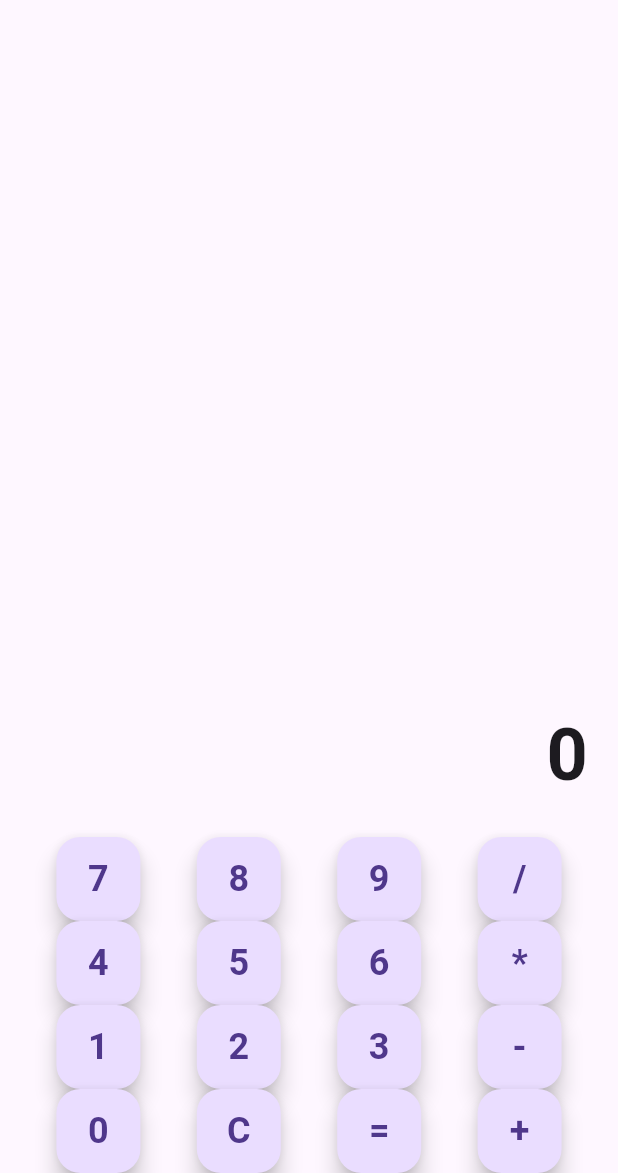
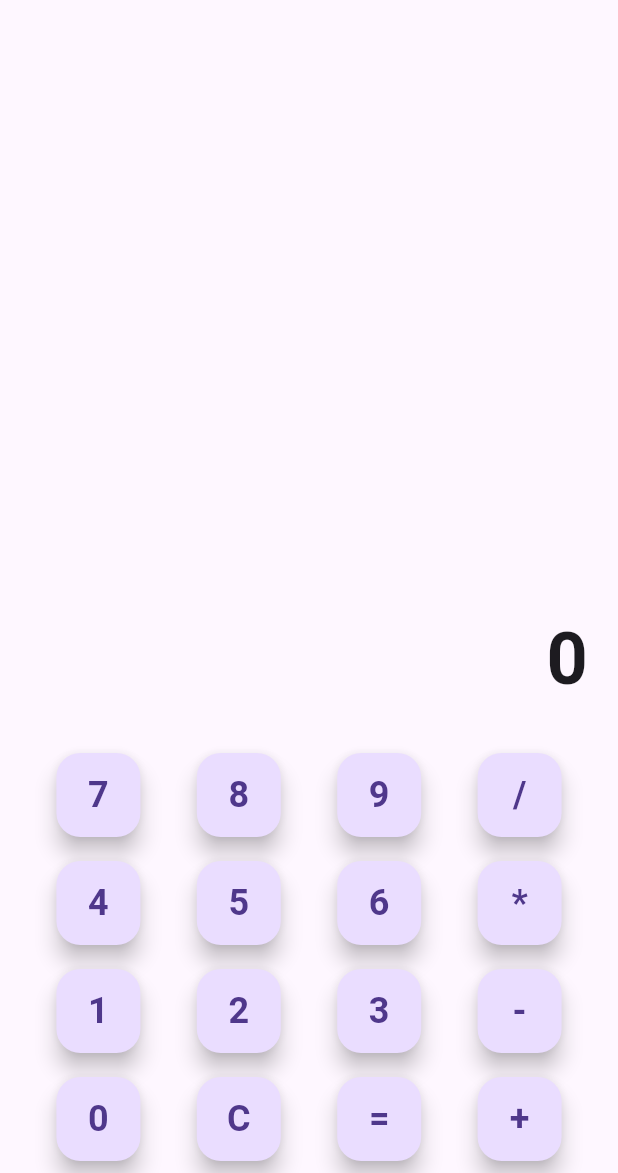
Before and after one commit to onedanfc/Futsalflutter, a Flutter app: the screen it shows after launch, on a phone screen of 412 x 824 dp, the part 63-1236 px from its top. Run offline on Flutter 3.47's test engine with Material 3 defaults, Android fonts, the phone set to English and light mode, and no system bars.

Commit message:
ADD PADDING

```diff
--- a/lib/main.dart
+++ b/lib/main.dart
@@ -182,7 +182,9 @@ class _MyHomePageState extends State<MyHomePage> {
               ),
             ),
           ),
-          Row(
+          Padding(
+            padding: const EdgeInsets.symmetric(vertical: 8.0),
+            child: Row(
               mainAxisAlignment: MainAxisAlignment.spaceEvenly,
               children: [
                 _buildButton("7"),
@@ -191,7 +193,10 @@ class _MyHomePageState extends State<MyHomePage> {
                 _buildButton("/"),
               ],
             ),
-          Row(
+          ),
+          Padding(
+            padding: const EdgeInsets.symmetric(vertical: 8.0),
+            child: Row(
               mainAxisAlignment: MainAxisAlignment.spaceEvenly,
               children: [
                 _buildButton("4"),
@@ -200,7 +205,10 @@ class _MyHomePageState extends State<MyHomePage> {
                 _buildButton("*"),
               ],
             ),
-          Row(
+          ),
+          Padding(
+            padding: const EdgeInsets.symmetric(vertical: 8.0),
+            child: Row(
               mainAxisAlignment: MainAxisAlignment.spaceEvenly,
               children: [
                 _buildButton("1"),
@@ -209,7 +217,10 @@ class _MyHomePageState extends State<MyHomePage> {
                 _buildButton("-"),
               ],
             ),
-          Row(
+          ),
+          Padding(
+            padding: const EdgeInsets.symmetric(vertical: 8.0),
+            child: Row(
               mainAxisAlignment: MainAxisAlignment.spaceEvenly,
               children: [
                 _buildButton("0"),
@@ -217,6 +228,7 @@ class _MyHomePageState extends State<MyHomePage> {
                 _buildButton("="),
                 _buildButton("+"),
               ],
+            ),
           ),
         ],
       ),
```
Lines whose indentation alone changed are shown as unchanged.
